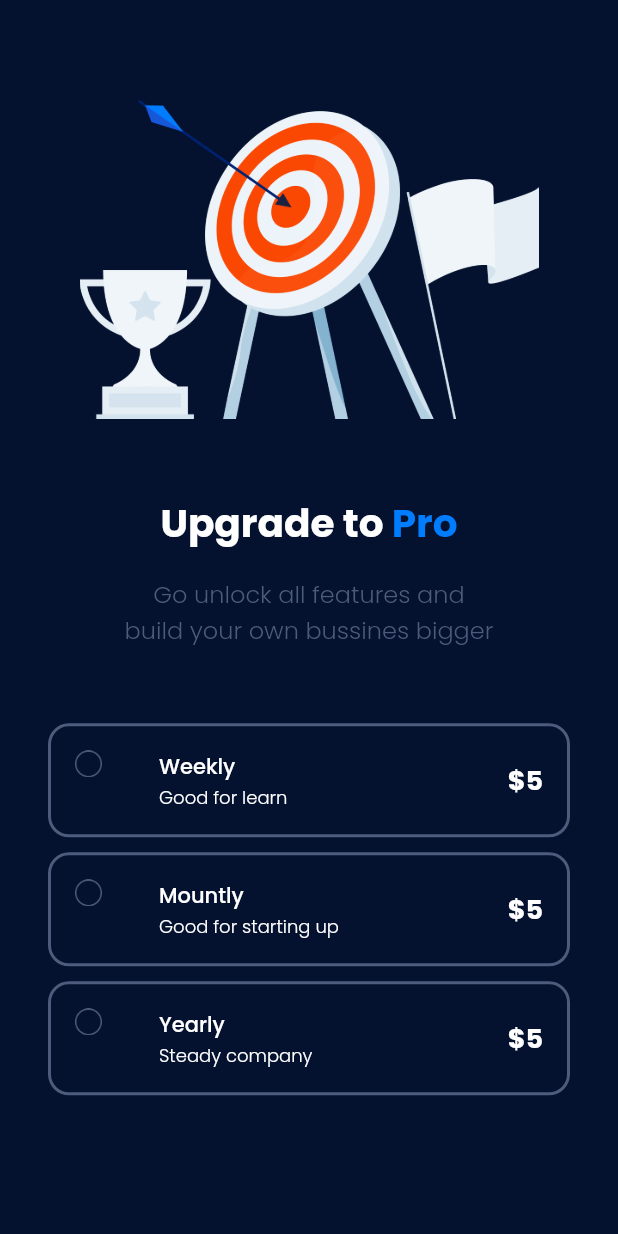
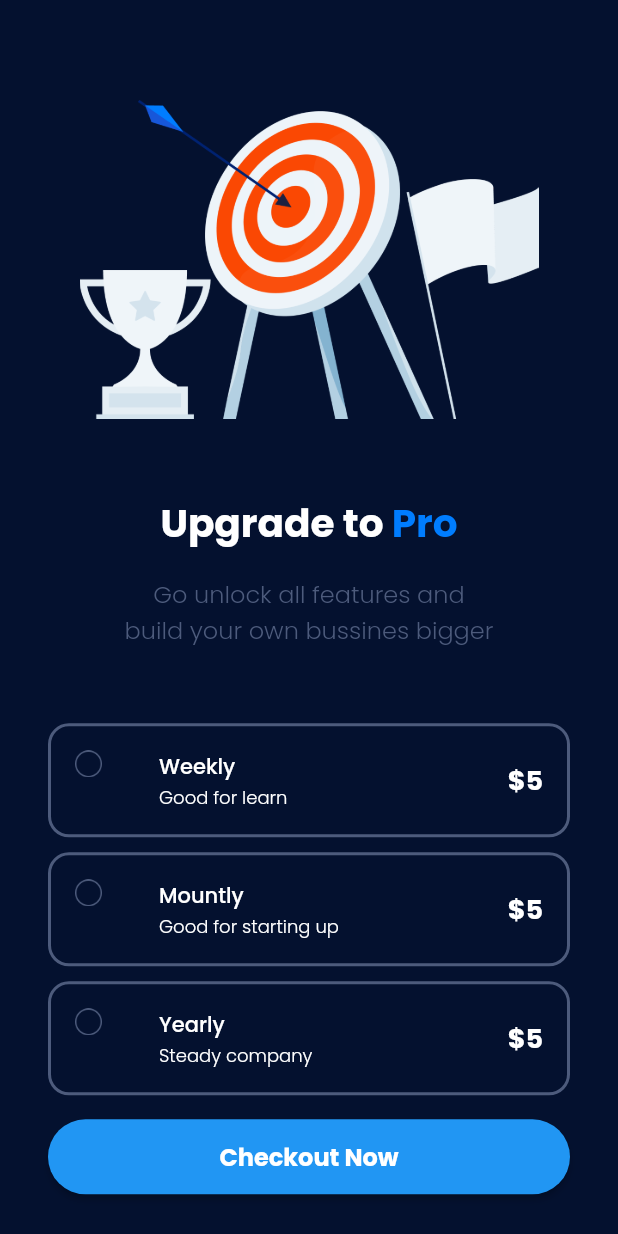
Before and after one commit to Muhdzalf/bwa_basicstatemanagement, a Flutter app: the screen it shows after launch, on a phone screen of 412 x 824 dp. Run offline on Flutter 3.47's test engine with Material 2 defaults, Android fonts, the phone set to English and light mode, and no system bars; our stand-ins replace google_fonts.

Commit message:
create checkout button

```diff
--- a/lib/pages/plan_list.dart
+++ b/lib/pages/plan_list.dart
@@ -28,6 +28,20 @@ class _PlanListState extends State<PlanList> {
             height: 10,
           ),
           planCard(2, 'Yearly', 'Steady company', '\$5'),
+          SizedBox(
+            height: 16,
+          ),
+          ElevatedButton(
+            onPressed: () {},
+            child: Text(
+              'Checkout Now',
+              style: title.copyWith(fontSize: 16),
+            ),
+            style: ElevatedButton.styleFrom(
+                padding: EdgeInsets.symmetric(vertical: 11),
+                minimumSize: Size(double.infinity, 50),
+                shape: StadiumBorder()),
+          )
         ],
       ),
     );
```
